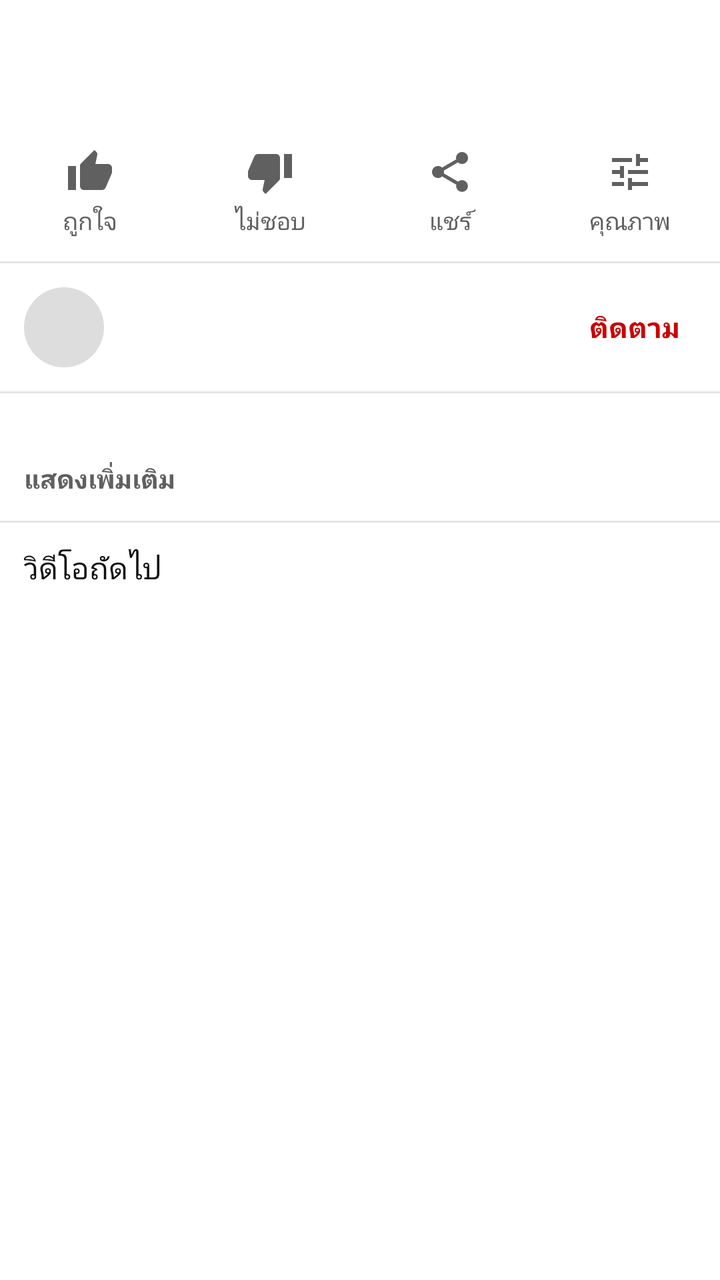
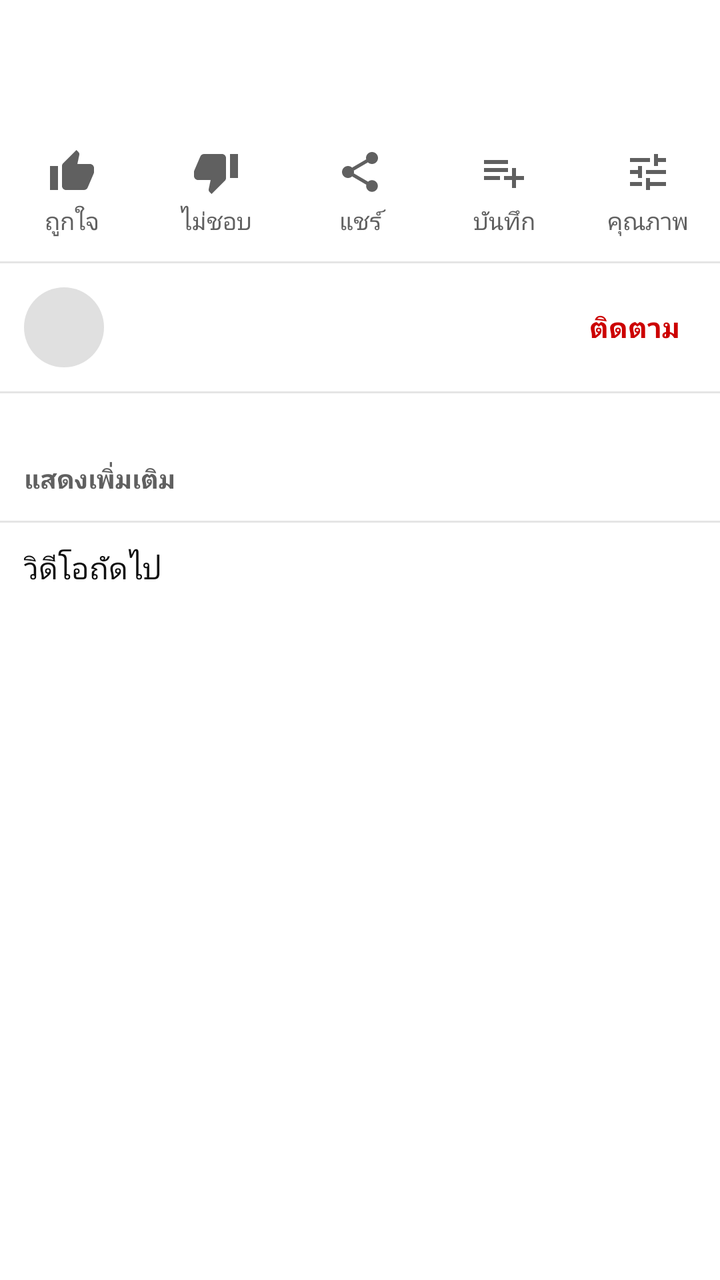

An Android layout rendered at two revisions. The XML below is the earlier revision; the diff shows what the commit changed to produce the second picture.
<!-- AndroidManifest.xml: application theme Theme.YTClassic -->
<!-- res/layout/item_watch_header.xml -->
<LinearLayout xmlns:android="http://schemas.android.com/apk/res/android" xmlns:app="http://schemas.android.com/apk/res-auto"
    android:layout_width="match_parent" android:layout_height="wrap_content" android:orientation="vertical">
  <LinearLayout android:id="@+id/titleRow" android:layout_width="match_parent" android:layout_height="wrap_content" android:orientation="vertical"
      android:paddingStart="12dp" android:paddingEnd="12dp" android:paddingTop="12dp" android:background="?attr/selectableItemBackground">
    <TextView android:id="@+id/wTitle" android:layout_width="match_parent" android:layout_height="wrap_content" android:textColor="#0F0F0F" android:textSize="18sp" android:maxLines="2" android:ellipsize="end"/>
    <TextView android:id="@+id/wViews" android:layout_width="match_parent" android:layout_height="wrap_content" android:layout_marginTop="4dp" android:textColor="#606060" android:textSize="13sp"/>
  </LinearLayout>
  <LinearLayout android:layout_width="match_parent" android:layout_height="wrap_content" android:orientation="horizontal" android:paddingTop="12dp" android:paddingBottom="8dp">
    <TextView android:id="@+id/btnLike" style="@style/WatchAction" android:drawableTop="@drawable/ic_thumb_up" android:text="@string/like"/>
    <TextView android:id="@+id/btnDislike" style="@style/WatchAction" android:drawableTop="@drawable/ic_thumb_down" android:text="@string/dislike"/>
    <TextView android:id="@+id/btnShare" style="@style/WatchAction" android:drawableTop="@drawable/ic_share" android:text="@string/share"/>
    <TextView android:id="@+id/btnQuality" style="@style/WatchAction" android:drawableTop="@drawable/ic_tune" android:text="@string/quality"/>
  </LinearLayout>
  <View android:layout_width="match_parent" android:layout_height="1dp" android:background="#E5E5E5"/>
  <LinearLayout android:id="@+id/channelRow" android:layout_width="match_parent" android:layout_height="wrap_content" android:orientation="horizontal" android:gravity="center_vertical" android:padding="12dp" android:background="?attr/selectableItemBackground">
    <ImageView android:id="@+id/wAvatar" android:layout_width="40dp" android:layout_height="40dp" android:background="@drawable/bg_avatar" android:importantForAccessibility="no"/>
    <LinearLayout android:layout_width="0dp" android:layout_weight="1" android:layout_height="wrap_content" android:orientation="vertical" android:layout_marginStart="12dp">
      <TextView android:id="@+id/wChannel" android:layout_width="match_parent" android:layout_height="wrap_content" android:textColor="#0F0F0F" android:textSize="15sp" android:maxLines="1" android:ellipsize="end"/>
      <TextView android:id="@+id/wSubs" android:layout_width="match_parent" android:layout_height="wrap_content" android:textColor="#606060" android:textSize="12sp"/>
    </LinearLayout>
    <TextView android:id="@+id/btnSubscribe" android:layout_width="wrap_content" android:layout_height="wrap_content" android:text="@string/subscribe"
        android:textColor="#CC0000" android:textSize="14sp" android:textStyle="bold" android:padding="8dp" android:background="?attr/selectableItemBackground"/>
  </LinearLayout>
  <View android:layout_width="match_parent" android:layout_height="1dp" android:background="#E5E5E5"/>
  <TextView android:id="@+id/wDesc" android:layout_width="match_parent" android:layout_height="wrap_content" android:paddingStart="12dp" android:paddingEnd="12dp" android:paddingTop="12dp"
      android:textColor="#0F0F0F" android:textSize="13sp" android:maxLines="3" android:ellipsize="end" android:autoLink="web" android:lineSpacingExtra="2dp"/>
  <TextView android:id="@+id/wDescToggle" android:layout_width="wrap_content" android:layout_height="wrap_content" android:paddingStart="12dp" android:paddingEnd="12dp" android:paddingTop="4dp" android:paddingBottom="12dp"
      android:text="@string/show_more" android:textColor="#606060" android:textSize="13sp" android:textStyle="bold"/>
  <View android:layout_width="match_parent" android:layout_height="1dp" android:background="#E5E5E5"/>
  <TextView android:layout_width="match_parent" android:layout_height="wrap_content" android:padding="12dp" android:text="@string/up_next" android:textColor="#0F0F0F" android:textSize="15sp"/>
</LinearLayout>
<!-- resources referenced by this layout -->
<resources>
  <!-- drawable bg_avatar (drawable) -->
  <shape xmlns:android="http://schemas.android.com/apk/res/android" android:shape="oval"><solid android:color="#DDDDDD"/></shape>
  <!-- drawable ic_thumb_up (drawable) -->
  <vector xmlns:android="http://schemas.android.com/apk/res/android" android:width="24dp" android:height="24dp" android:viewportWidth="24" android:viewportHeight="24" android:tint="?attr/colorControlNormal">
    <path android:fillColor="@android:color/white" android:pathData="M1,21h4V9H1v12zM23,10c0,-1.1 -0.9,-2 -2,-2h-6.31l0.95,-4.57 0.03,-0.32c0,-0.41 -0.17,-0.79 -0.44,-1.06L14.17,1 7.59,7.59C7.22,7.95 7,8.45 7,9v10c0,1.1 0.9,2 2,2h9c0.83,0 1.54,-0.5 1.84,-1.22l3.02,-7.05c0.09,-0.23 0.14,-0.47 0.14,-0.73v-2z"/>
  </vector>
  <!-- drawable ic_tune (drawable) -->
  <vector xmlns:android="http://schemas.android.com/apk/res/android" android:width="24dp" android:height="24dp" android:viewportWidth="24" android:viewportHeight="24" android:tint="?attr/colorControlNormal">
    <path android:fillColor="@android:color/white" android:pathData="M3,17v2h6v-2H3zM3,5v2h10V5H3zM13,21v-2h8v-2h-8v-2h-2v6h2zM7,9v2H3v2h4v2h2V9H7zM21,13v-2H11v2h10zM15,9h2V7h4V5h-4V3h-2v6z"/>
  </vector>
  <string name="dislike">ไม่ชอบ</string>
  <string name="like">ถูกใจ</string>
  <string name="quality">คุณภาพ</string>
  <string name="share">แชร์</string>
  <string name="show_more">แสดงเพิ่มเติม</string>
  <string name="subscribe">ติดตาม</string>
  <string name="up_next">วิดีโอถัดไป</string>
  <style name="WatchAction"><item name="android:layout_width">0dp</item><item name="android:layout_weight">1</item><item name="android:layout_height">wrap_content</item><item name="android:gravity">center</item><item name="android:drawablePadding">4dp</item><item name="android:textColor">#606060</item><item name="android:textSize">12sp</item><item name="android:drawableTint">#606060</item><item name="android:background">?attr/selectableItemBackgroundBorderless</item><item name="android:paddingTop">4dp</item><item name="android:paddingBottom">4dp</item></style>
  <style name="Theme.YTClassic" parent="Theme.MaterialComponents.Light.NoActionBar">
      <item name="colorPrimary">#FFFFFF</item>
      <item name="colorPrimaryVariant">#E0E0E0</item>
      <item name="colorOnPrimary">#212121</item>
      <item name="colorSecondary">#FF0000</item>
      <item name="colorAccent">#FF0000</item>
      <item name="colorControlNormal">#606060</item>
      <item name="android:statusBarColor">@android:color/transparent</item>
      <item name="android:windowLightStatusBar">true</item>
      <item name="android:navigationBarColor">@android:color/transparent</item>
      <item name="android:windowBackground">@android:color/white</item>
    </style>
  <!-- unchanged entries left out for length: 2 -->
</resources>

<!-- the commit's change to res/layout/item_watch_header.xml (unified diff, before → after) -->
@@ -2,30 +2,31 @@
     android:layout_width="match_parent" android:layout_height="wrap_content" android:orientation="vertical">
   <LinearLayout android:id="@+id/titleRow" android:layout_width="match_parent" android:layout_height="wrap_content" android:orientation="vertical"
       android:paddingStart="12dp" android:paddingEnd="12dp" android:paddingTop="12dp" android:background="?attr/selectableItemBackground">
-    <TextView android:id="@+id/wTitle" android:layout_width="match_parent" android:layout_height="wrap_content" android:textColor="#0F0F0F" android:textSize="18sp" android:maxLines="2" android:ellipsize="end"/>
-    <TextView android:id="@+id/wViews" android:layout_width="match_parent" android:layout_height="wrap_content" android:layout_marginTop="4dp" android:textColor="#606060" android:textSize="13sp"/>
+    <TextView android:id="@+id/wTitle" android:layout_width="match_parent" android:layout_height="wrap_content" android:textColor="@color/text1" android:textSize="18sp" android:maxLines="2" android:ellipsize="end"/>
+    <TextView android:id="@+id/wViews" android:layout_width="match_parent" android:layout_height="wrap_content" android:layout_marginTop="4dp" android:textColor="@color/text2" android:textSize="13sp"/>
   </LinearLayout>
   <LinearLayout android:layout_width="match_parent" android:layout_height="wrap_content" android:orientation="horizontal" android:paddingTop="12dp" android:paddingBottom="8dp">
     <TextView android:id="@+id/btnLike" style="@style/WatchAction" android:drawableTop="@drawable/ic_thumb_up" android:text="@string/like"/>
     <TextView android:id="@+id/btnDislike" style="@style/WatchAction" android:drawableTop="@drawable/ic_thumb_down" android:text="@string/dislike"/>
     <TextView android:id="@+id/btnShare" style="@style/WatchAction" android:drawableTop="@drawable/ic_share" android:text="@string/share"/>
+    <TextView android:id="@+id/btnSave" style="@style/WatchAction" android:drawableTop="@drawable/ic_playlist_add" android:text="บันทึก"/>
     <TextView android:id="@+id/btnQuality" style="@style/WatchAction" android:drawableTop="@drawable/ic_tune" android:text="@string/quality"/>
   </LinearLayout>
-  <View android:layout_width="match_parent" android:layout_height="1dp" android:background="#E5E5E5"/>
+  <View android:layout_width="match_parent" android:layout_height="1dp" android:background="@color/divider"/>
   <LinearLayout android:id="@+id/channelRow" android:layout_width="match_parent" android:layout_height="wrap_content" android:orientation="horizontal" android:gravity="center_vertical" android:padding="12dp" android:background="?attr/selectableItemBackground">
     <ImageView android:id="@+id/wAvatar" android:layout_width="40dp" android:layout_height="40dp" android:background="@drawable/bg_avatar" android:importantForAccessibility="no"/>
     <LinearLayout android:layout_width="0dp" android:layout_weight="1" android:layout_height="wrap_content" android:orientation="vertical" android:layout_marginStart="12dp">
-      <TextView android:id="@+id/wChannel" android:layout_width="match_parent" android:layout_height="wrap_content" android:textColor="#0F0F0F" android:textSize="15sp" android:maxLines="1" android:ellipsize="end"/>
-      <TextView android:id="@+id/wSubs" android:layout_width="match_parent" android:layout_height="wrap_content" android:textColor="#606060" android:textSize="12sp"/>
+      <TextView android:id="@+id/wChannel" android:layout_width="match_parent" android:layout_height="wrap_content" android:textColor="@color/text1" android:textSize="15sp" android:maxLines="1" android:ellipsize="end"/>
+      <TextView android:id="@+id/wSubs" android:layout_width="match_parent" android:layout_height="wrap_content" android:textColor="@color/text2" android:textSize="12sp"/>
     </LinearLayout>
     <TextView android:id="@+id/btnSubscribe" android:layout_width="wrap_content" android:layout_height="wrap_content" android:text="@string/subscribe"
         android:textColor="#CC0000" android:textSize="14sp" android:textStyle="bold" android:padding="8dp" android:background="?attr/selectableItemBackground"/>
   </LinearLayout>
-  <View android:layout_width="match_parent" android:layout_height="1dp" android:background="#E5E5E5"/>
+  <View android:layout_width="match_parent" android:layout_height="1dp" android:background="@color/divider"/>
   <TextView android:id="@+id/wDesc" android:layout_width="match_parent" android:layout_height="wrap_content" android:paddingStart="12dp" android:paddingEnd="12dp" android:paddingTop="12dp"
-      android:textColor="#0F0F0F" android:textSize="13sp" android:maxLines="3" android:ellipsize="end" android:autoLink="web" android:lineSpacingExtra="2dp"/>
+      android:textColor="@color/text1" android:textSize="13sp" android:maxLines="3" android:ellipsize="end" android:autoLink="web" android:lineSpacingExtra="2dp"/>
   <TextView android:id="@+id/wDescToggle" android:layout_width="wrap_content" android:layout_height="wrap_content" android:paddingStart="12dp" android:paddingEnd="12dp" android:paddingTop="4dp" android:paddingBottom="12dp"
-      android:text="@string/show_more" android:textColor="#606060" android:textSize="13sp" android:textStyle="bold"/>
-  <View android:layout_width="match_parent" android:layout_height="1dp" android:background="#E5E5E5"/>
-  <TextView android:layout_width="match_parent" android:layout_height="wrap_content" android:padding="12dp" android:text="@string/up_next" android:textColor="#0F0F0F" android:textSize="15sp"/>
+      android:text="@string/show_more" android:textColor="@color/text2" android:textSize="13sp" android:textStyle="bold"/>
+  <View android:layout_width="match_parent" android:layout_height="1dp" android:background="@color/divider"/>
+  <TextView android:layout_width="match_parent" android:layout_height="wrap_content" android:padding="12dp" android:text="@string/up_next" android:textColor="@color/text1" android:textSize="15sp"/>
 </LinearLayout>
<!-- resource entries referenced after the edit -->
@@ -1,7 +1,14 @@
 <!-- resources referenced by this layout -->
 <resources>
+  <color name="divider">#E5E5E5</color>
+  <color name="text1">#0F0F0F</color>
+  <color name="text2">#606060</color>
   <!-- drawable bg_avatar (drawable) -->
-  <shape xmlns:android="http://schemas.android.com/apk/res/android" android:shape="oval"><solid android:color="#DDDDDD"/></shape>
+  <shape xmlns:android="http://schemas.android.com/apk/res/android" android:shape="oval"><solid android:color="@color/placeholder"/></shape>
+  <!-- drawable ic_playlist_add (drawable) -->
+  <vector xmlns:android="http://schemas.android.com/apk/res/android" android:width="24dp" android:height="24dp" android:viewportWidth="24" android:viewportHeight="24" android:tint="?attr/colorControlNormal">
+    <path android:fillColor="@android:color/white" android:pathData="M14,10H2v2h12v-2zM14,6H2v2h12V6zM18,14v-4h-2v4h-4v2h4v4h2v-4h4v-2h-4zM2,16h8v-2H2v2z"/>
+  </vector>
   <!-- drawable ic_thumb_up (drawable) -->
   <vector xmlns:android="http://schemas.android.com/apk/res/android" android:width="24dp" android:height="24dp" android:viewportWidth="24" android:viewportHeight="24" android:tint="?attr/colorControlNormal">
     <path android:fillColor="@android:color/white" android:pathData="M1,21h4V9H1v12zM23,10c0,-1.1 -0.9,-2 -2,-2h-6.31l0.95,-4.57 0.03,-0.32c0,-0.41 -0.17,-0.79 -0.44,-1.06L14.17,1 7.59,7.59C7.22,7.95 7,8.45 7,9v10c0,1.1 0.9,2 2,2h9c0.83,0 1.54,-0.5 1.84,-1.22l3.02,-7.05c0.09,-0.23 0.14,-0.47 0.14,-0.73v-2z"/>
@@ -17,19 +24,27 @@
   <string name="show_more">แสดงเพิ่มเติม</string>
   <string name="subscribe">ติดตาม</string>
   <string name="up_next">วิดีโอถัดไป</string>
-  <style name="WatchAction"><item name="android:layout_width">0dp</item><item name="android:layout_weight">1</item><item name="android:layout_height">wrap_content</item><item name="android:gravity">center</item><item name="android:drawablePadding">4dp</item><item name="android:textColor">#606060</item><item name="android:textSize">12sp</item><item name="android:drawableTint">#606060</item><item name="android:background">?attr/selectableItemBackgroundBorderless</item><item name="android:paddingTop">4dp</item><item name="android:paddingBottom">4dp</item></style>
-  <style name="Theme.YTClassic" parent="Theme.MaterialComponents.Light.NoActionBar">
-      <item name="colorPrimary">#FFFFFF</item>
-      <item name="colorPrimaryVariant">#E0E0E0</item>
-      <item name="colorOnPrimary">#212121</item>
+  <style name="WatchAction"><item name="android:layout_width">0dp</item><item name="android:layout_weight">1</item><item name="android:layout_height">wrap_content</item><item name="android:gravity">center</item><item name="android:drawablePadding">4dp</item><item name="android:textColor">@color/text2</item><item name="android:textSize">12sp</item><item name="android:drawableTint">@color/icon</item><item name="android:background">?attr/selectableItemBackgroundBorderless</item><item name="android:paddingTop">4dp</item><item name="android:paddingBottom">4dp</item></style>
+  <style name="Theme.YTClassic" parent="Theme.MaterialComponents.DayNight.NoActionBar">
+      <item name="colorPrimary">@color/bg</item>
+      <item name="colorPrimaryVariant">@color/placeholder</item>
+      <item name="colorOnPrimary">@color/text1</item>
       <item name="colorSecondary">#FF0000</item>
       <item name="colorAccent">#FF0000</item>
-      <item name="colorControlNormal">#606060</item>
+      <item name="colorControlNormal">@color/icon</item>
       <item name="android:statusBarColor">@android:color/transparent</item>
       <item name="android:windowLightStatusBar">true</item>
       <item name="android:navigationBarColor">@android:color/transparent</item>
-      <item name="android:windowBackground">@android:color/white</item>
+      <item name="android:windowBackground">@color/bg</item>
+      <item name="android:textColorPrimary">@color/text1</item>
+      <item name="android:textColorSecondary">@color/text2</item>
+      <item name="colorSurface">@color/surface</item>
+      <item name="colorOnSurface">@color/text1</item>
     </style>
+  <color name="placeholder">#E0E0E0</color>
+  <color name="icon">#606060</color>
+  <color name="bg">#FFFFFF</color>
+  <color name="surface">#FFFFFF</color>
   <!-- unchanged entries left out for length: 2 -->
 </resources>
 
